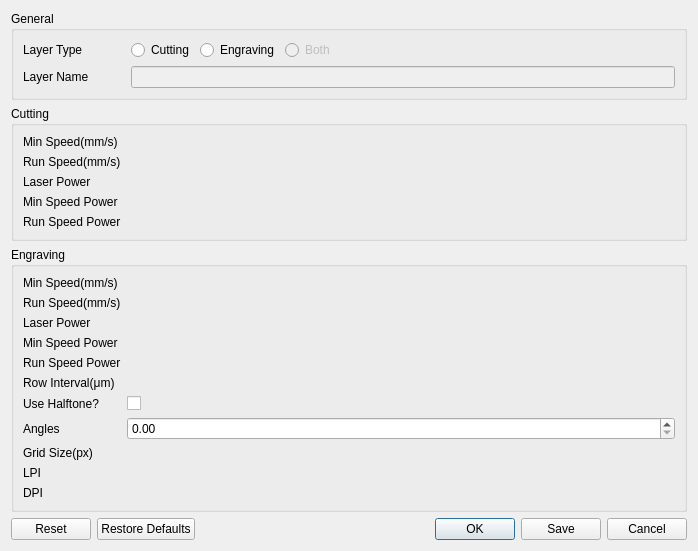
This is src/ui/LaserLayerDialog.ui in oneminute/LaserController as Qt 5 draws it before an edit. The edited form follows.
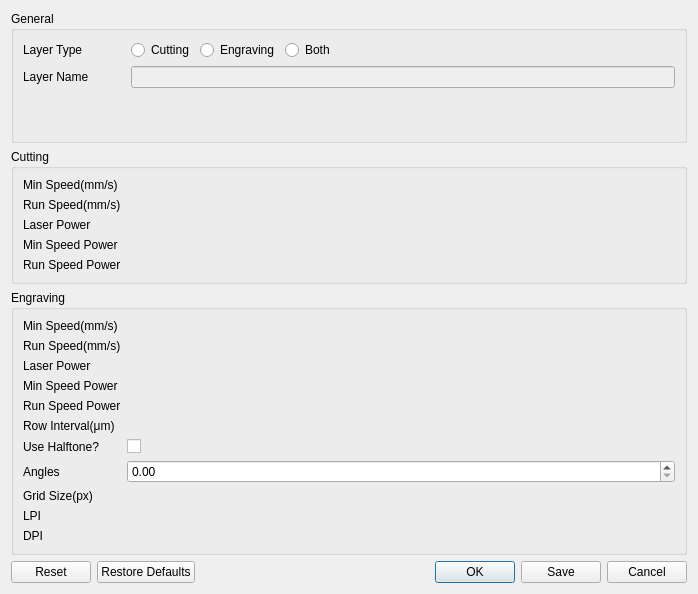
This is the edited form. Custom widgets are drawn as their Qt base class.

```diff
--- a/src/ui/LaserLayerDialog.ui
+++ b/src/ui/LaserLayerDialog.ui
@@ -7,7 +7,7 @@
     <x>0</x>
     <y>0</y>
     <width>698</width>
-    <height>544</height>
+    <height>594</height>
    </rect>
   </property>
   <property name="windowTitle">
@@ -52,7 +52,7 @@
         <item>
          <widget class="QRadioButton" name="radioButtonBoth">
           <property name="enabled">
-           <bool>false</bool>
+           <bool>true</bool>
           </property>
           <property name="text">
            <string>Both</string>
```
